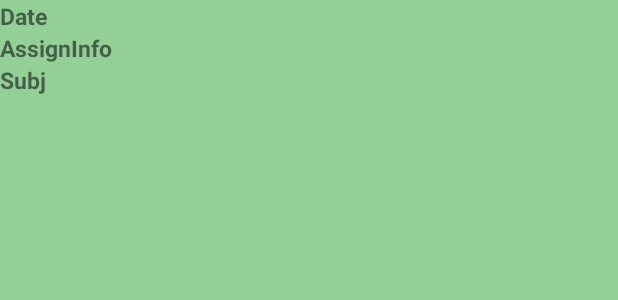
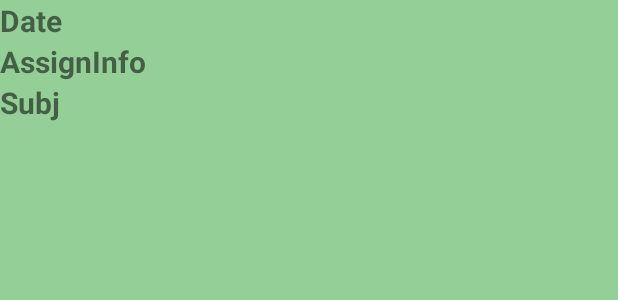
Before and after one commit to sanjay-del/Timetable, an Android app: the layout assinfo.xml on its own in the app's theme, with its tools: preview values and no code run, on a phone screen of 412 x 824 dp. Shown: the top 300 px of the screen. Run offline under Robolectric (Android 15) with nearby library versions, the phone set to English and light mode, and no system bars.

Commit message:
size change

```diff
--- a/app/src/main/java/com/jcorp/timetable/Assignment.java
+++ b/app/src/main/java/com/jcorp/timetable/Assignment.java
@@ -46,6 +46,9 @@ public class Assignment extends AppCompatActivity {
                 for(DataSnapshot dataSnapshot1: dataSnapshot.getChildren()){
                     Assignmentview as = dataSnapshot1.getValue(Assignmentview.class);
                     list.add(as);
+
+
+
                 }
                 adapter = new MyAdapter(Assignment.this, list);
                 recyclerView.setAdapter(adapter);
--- a/app/src/main/res/layout/assinfo.xml
+++ b/app/src/main/res/layout/assinfo.xml
@@ -14,21 +14,21 @@
         android:id="@+id/date"
         android:layout_width="match_parent"
         android:layout_height="wrap_content"
-        android:textSize="15sp"
+        android:textSize="20sp"
         android:textStyle="bold"
         tools:text="Date" />
     <TextView
         android:id="@+id/assinnum"
         android:layout_width="match_parent"
         android:layout_height="wrap_content"
-        android:textSize="15sp"
+        android:textSize="20sp"
         android:textStyle="bold"
         tools:text="AssignInfo" />
     <TextView
         android:id="@+id/subj"
         android:layout_width="match_parent"
         android:layout_height="wrap_content"
-        android:textSize="15sp"
+        android:textSize="20sp"
         android:textStyle="bold"
         tools:text="Subj" />
 
```
